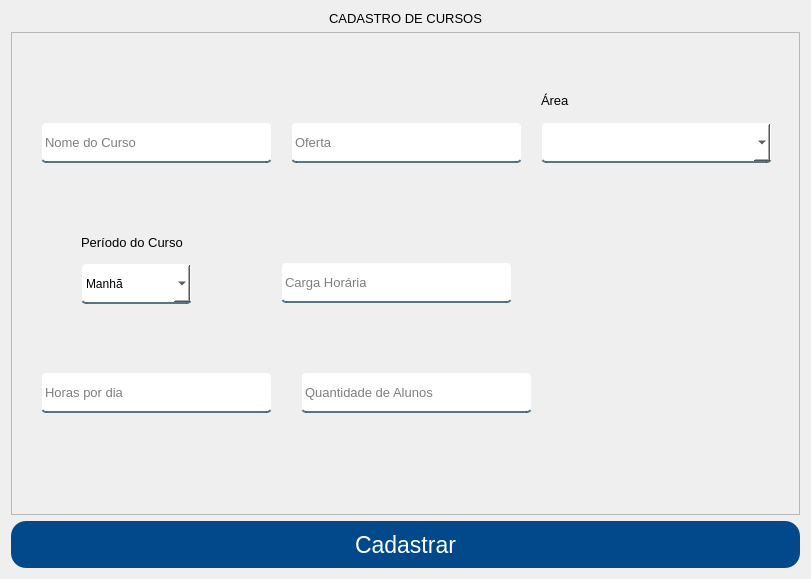
First picture: the form in App/view/ui/cadastroCurso.ui, repository Senac-SOR-ADS/Mapa-de-Sala, before the edit.
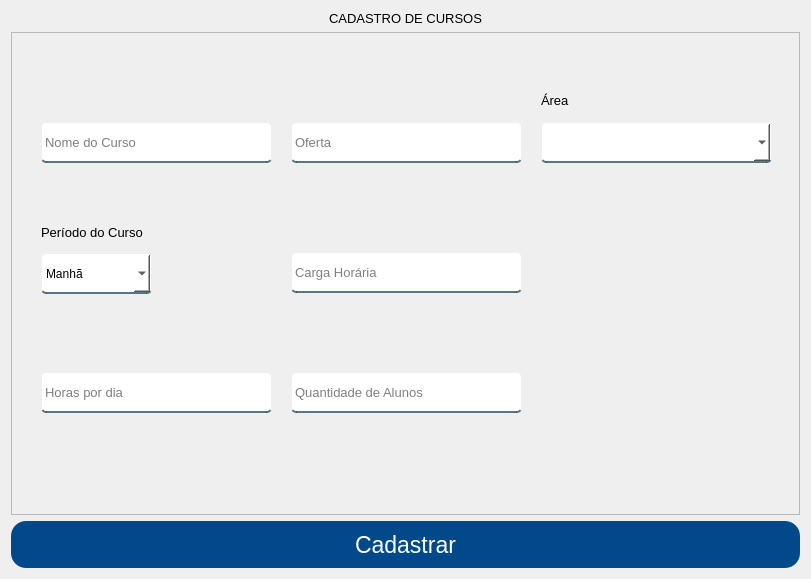
Second picture: the form after the edit.

```diff
--- a/App/view/ui/cadastroCurso.ui
+++ b/App/view/ui/cadastroCurso.ui
@@ -99,9 +99,9 @@
      <widget class="QLabel" name="label_7">
       <property name="geometry">
        <rect>
-        <x>70</x>
-        <y>200</y>
-        <width>131</width>
+        <x>30</x>
+        <y>190</y>
+        <width>111</width>
         <height>20</height>
        </rect>
       </property>
@@ -143,8 +143,8 @@
      <widget class="QComboBox" name="periodoCurso">
       <property name="geometry">
        <rect>
-        <x>70</x>
-        <y>231</y>
+        <x>30</x>
+        <y>221</y>
         <width>111</width>
         <height>41</height>
        </rect>
@@ -198,8 +198,8 @@
      <widget class="QLineEdit" name="cargaCurso">
       <property name="geometry">
        <rect>
-        <x>270</x>
-        <y>230</y>
+        <x>280</x>
+        <y>220</y>
         <width>231</width>
         <height>41</height>
        </rect>
@@ -222,7 +222,7 @@
      <widget class="QLineEdit" name="quantidadeAlunos">
       <property name="geometry">
        <rect>
-        <x>290</x>
+        <x>280</x>
         <y>340</y>
         <width>231</width>
         <height>41</height>
```
Left out of the diff: 26 changed lines with no effect on the pictures.
